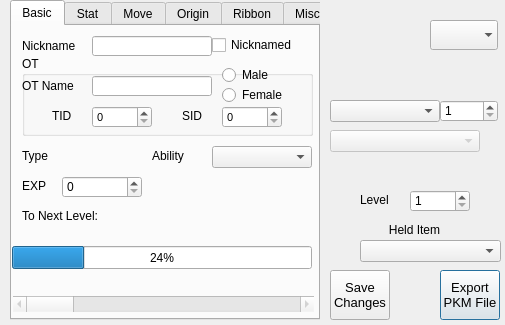
Annovae/PKMDS-G5, file QT Projects/pkmviewer.ui: the form before one commit.
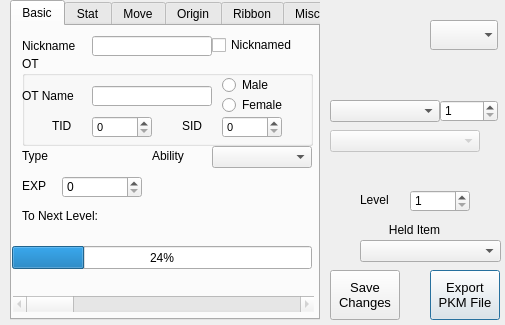
The form after the commit.

Commit message: Automatically scroll the box grids

```diff
--- a/QT Projects/pkmviewer.ui
+++ b/QT Projects/pkmviewer.ui
@@ -53,9 +53,9 @@
    <widget class="QPushButton" name="btnExportPKMFile">
     <property name="geometry">
      <rect>
-      <x>110</x>
+      <x>100</x>
       <y>270</y>
-      <width>60</width>
+      <width>70</width>
       <height>50</height>
      </rect>
     </property>
@@ -130,7 +130,7 @@
      <rect>
       <x>0</x>
       <y>270</y>
-      <width>60</width>
+      <width>70</width>
       <height>50</height>
      </rect>
     </property>
@@ -693,7 +693,7 @@
        <x>10</x>
        <y>30</y>
        <width>291</width>
-       <height>80</height>
+       <height>90</height>
       </rect>
      </property>
      <property name="title">
@@ -703,7 +703,7 @@
       <property name="geometry">
        <rect>
         <x>70</x>
-        <y>20</y>
+        <y>30</y>
         <width>120</width>
         <height>20</height>
        </rect>
@@ -716,7 +716,7 @@
       <property name="geometry">
        <rect>
         <x>0</x>
-        <y>20</y>
+        <y>30</y>
         <width>70</width>
         <height>20</height>
        </rect>
@@ -729,7 +729,7 @@
       <property name="geometry">
        <rect>
         <x>200</x>
-        <y>10</y>
+        <y>20</y>
         <width>80</width>
         <height>18</height>
        </rect>
@@ -742,7 +742,7 @@
       <property name="geometry">
        <rect>
         <x>200</x>
-        <y>30</y>
+        <y>40</y>
         <width>80</width>
         <height>18</height>
        </rect>
@@ -755,7 +755,7 @@
       <property name="geometry">
        <rect>
         <x>200</x>
-        <y>50</y>
+        <y>60</y>
         <width>60</width>
         <height>22</height>
        </rect>
@@ -776,7 +776,7 @@
       <property name="geometry">
        <rect>
         <x>70</x>
-        <y>50</y>
+        <y>60</y>
         <width>60</width>
         <height>22</height>
        </rect>
@@ -794,7 +794,7 @@
       <property name="geometry">
        <rect>
         <x>160</x>
-        <y>50</y>
+        <y>60</y>
         <width>30</width>
         <height>20</height>
        </rect>
@@ -807,7 +807,7 @@
       <property name="geometry">
        <rect>
         <x>30</x>
-        <y>50</y>
+        <y>60</y>
         <width>30</width>
         <height>20</height>
        </rect>
```
The commit also changes 2 other files.
